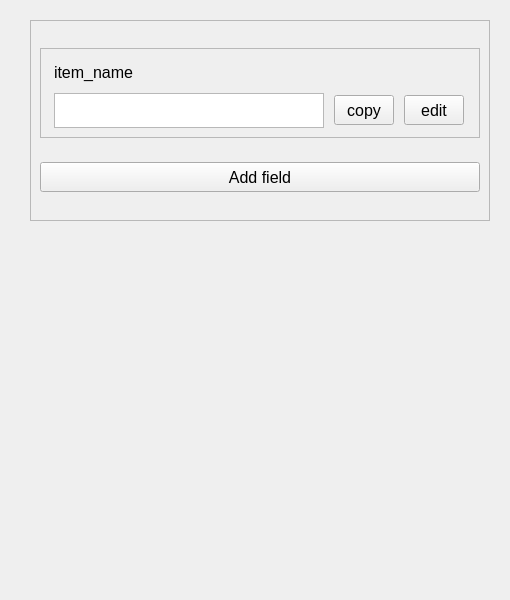
The window that src/ui_files/basic.ui (rakshith111/CopyPasta) describes before a commit, drawn with Qt 5.
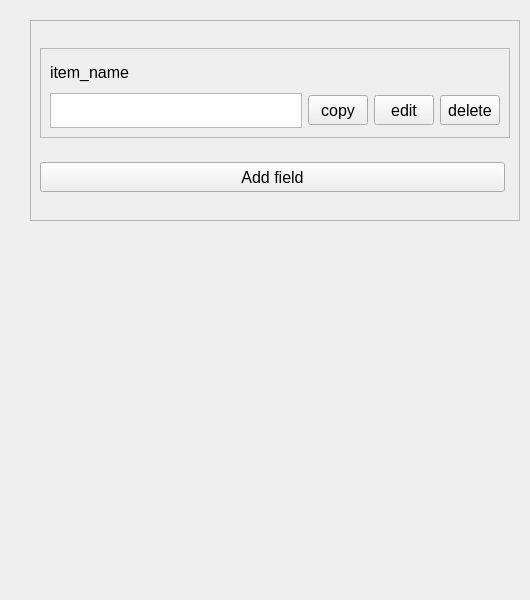
The same window after the commit.

What changed in the file:
```diff
--- a/src/ui_files/basic.ui
+++ b/src/ui_files/basic.ui
@@ -6,7 +6,7 @@
    <rect>
     <x>0</x>
     <y>0</y>
-    <width>510</width>
+    <width>530</width>
     <height>600</height>
    </rect>
   </property>
@@ -18,7 +18,7 @@
   </property>
   <property name="maximumSize">
    <size>
-    <width>510</width>
+    <width>530</width>
     <height>600</height>
    </size>
   </property>
@@ -31,19 +31,19 @@
      <rect>
       <x>30</x>
       <y>20</y>
-      <width>480</width>
+      <width>490</width>
       <height>201</height>
      </rect>
     </property>
     <property name="minimumSize">
      <size>
-      <width>460</width>
+      <width>490</width>
       <height>0</height>
      </size>
     </property>
     <property name="maximumSize">
      <size>
-      <width>460</width>
+      <width>490</width>
       <height>500</height>
      </size>
     </property>
@@ -60,22 +60,22 @@
       <rect>
        <x>0</x>
        <y>0</y>
-       <width>478</width>
+       <width>488</width>
        <height>199</height>
       </rect>
      </property>
      <layout class="QVBoxLayout" name="verticalLayout_2">
       <item>
-       <widget class="QFrame" name="frame">
+       <widget class="QFrame" name="basic_frame_template">
         <property name="minimumSize">
          <size>
-          <width>440</width>
+          <width>470</width>
           <height>0</height>
          </size>
         </property>
         <property name="maximumSize">
          <size>
-          <width>440</width>
+          <width>470</width>
           <height>90</height>
          </size>
         </property>
@@ -103,7 +103,7 @@
           <widget class="QTextEdit" name="item_info">
            <property name="minimumSize">
             <size>
-             <width>270</width>
+             <width>240</width>
              <height>35</height>
             </size>
            </property>
@@ -115,27 +115,14 @@
            </property>
           </widget>
          </item>
-         <item row="1" column="1">
-          <widget class="QPushButton" name="copy">
-           <property name="minimumSize">
-            <size>
-             <width>60</width>
-             <height>30</height>
-            </size>
-           </property>
-           <property name="maximumSize">
-            <size>
-             <width>60</width>
-             <height>30</height>
-            </size>
-           </property>
-           <property name="text">
-            <string>copy</string>
-           </property>
-          </widget>
-         </item>
          <item row="1" column="2">
           <widget class="QPushButton" name="edit">
+           <property name="minimumSize">
+            <size>
+             <width>60</width>
+             <height>30</height>
+            </size>
+           </property>
            <property name="maximumSize">
             <size>
              <width>60</width>
@@ -147,6 +134,44 @@
            </property>
           </widget>
          </item>
+         <item row="1" column="1">
+          <widget class="QPushButton" name="copy">
+           <property name="minimumSize">
+            <size>
+             <width>60</width>
+             <height>30</height>
+            </size>
+           </property>
+           <property name="maximumSize">
+            <size>
+             <width>60</width>
+             <height>30</height>
+            </size>
+           </property>
+           <property name="text">
+            <string>copy</string>
+           </property>
+          </widget>
+         </item>
+         <item row="1" column="3">
+          <widget class="QPushButton" name="delete_2">
+           <property name="minimumSize">
+            <size>
+             <width>60</width>
+             <height>30</height>
+            </size>
+           </property>
+           <property name="maximumSize">
+            <size>
+             <width>60</width>
+             <height>30</height>
+            </size>
+           </property>
+           <property name="text">
+            <string>delete</string>
+           </property>
+          </widget>
+         </item>
         </layout>
        </widget>
       </item>
@@ -154,13 +179,13 @@
        <widget class="QPushButton" name="pushButton">
         <property name="minimumSize">
          <size>
-          <width>440</width>
+          <width>465</width>
           <height>30</height>
          </size>
         </property>
         <property name="maximumSize">
          <size>
-          <width>440</width>
+          <width>465</width>
           <height>30</height>
          </size>
         </property>
```
